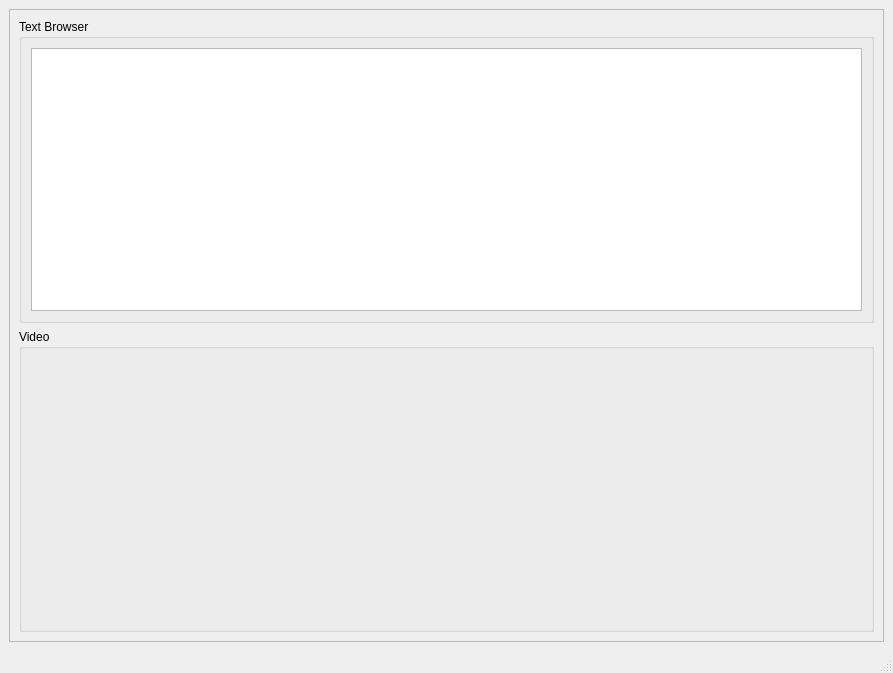
ShaneTWilliams/husky-rov, file ui/copilot_terminal.ui: the form before one commit.
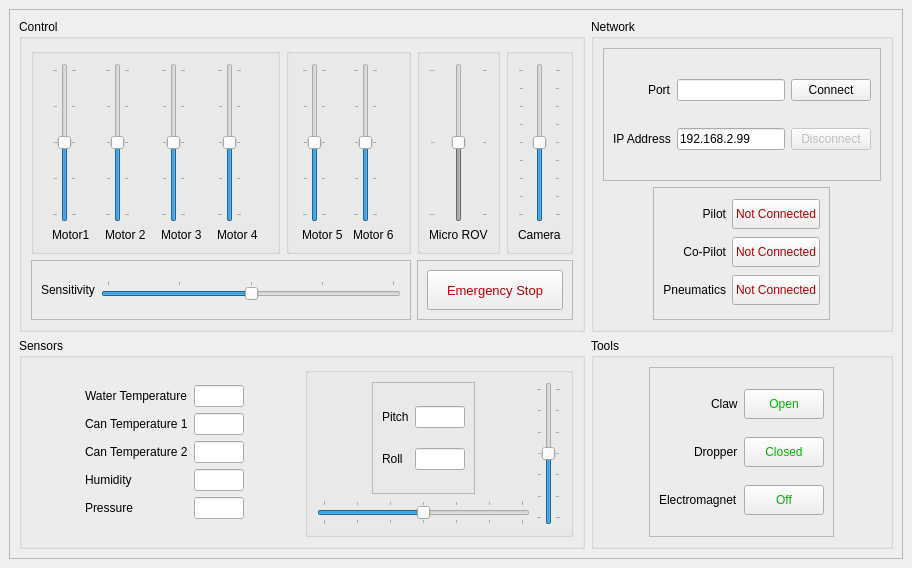
The form after the commit. Icons and pictures are not drawn.

What changed in the file:
```diff
--- a/ui/copilot_terminal.ui
+++ b/ui/copilot_terminal.ui
@@ -6,8 +6,8 @@
    <rect>
     <x>0</x>
     <y>0</y>
-    <width>893</width>
-    <height>673</height>
+    <width>912</width>
+    <height>568</height>
    </rect>
   </property>
   <property name="windowTitle">
@@ -15,7 +15,13 @@
   </property>
   <property name="windowIcon">
    <iconset>
-    <normaloff>../../../../.designer/images/husky.jpeg</normaloff>../../../../.designer/images/husky.jpeg</iconset>
+    <normaloff>husky.jpeg</normaloff>husky.jpeg</iconset>
+  </property>
+  <property name="layoutDirection">
+   <enum>Qt::LeftToRight</enum>
+  </property>
+  <property name="toolButtonStyle">
+   <enum>Qt::ToolButtonIconOnly</enum>
   </property>
   <property name="tabShape">
    <enum>QTabWidget::Rounded</enum>
@@ -30,60 +36,1067 @@
       <property name="frameShadow">
        <enum>QFrame::Raised</enum>
       </property>
-      <layout class="QGridLayout" name="gridLayout_3" rowstretch="1,1">
-       <item row="1" column="1">
-        <widget class="QGroupBox" name="groupBox">
+      <layout class="QGridLayout" name="gridLayout_2" rowstretch="3,0" columnstretch="2,0">
+       <item row="1" column="0">
+        <widget class="QGroupBox" name="groupBox_3">
          <property name="title">
-          <string>Video</string>
+          <string>Sensors</string>
          </property>
-         <layout class="QGridLayout" name="gridLayout_2" columnstretch="2,2,1">
+         <layout class="QGridLayout" name="gridLayout_10" columnstretch="1,1">
           <item row="0" column="1">
-           <widget class="QLabel" name="label_2">
-            <property name="sizePolicy">
-             <sizepolicy hsizetype="Fixed" vsizetype="Fixed">
-              <horstretch>0</horstretch>
-              <verstretch>0</verstretch>
-             </sizepolicy>
+           <widget class="QGroupBox" name="groupBox_4">
+            <property name="layoutDirection">
+             <enum>Qt::LeftToRight</enum>
             </property>
-            <property name="text">
+            <property name="title">
              <string/>
             </property>
+            <layout class="QGridLayout" name="gridLayout_11">
+             <item row="1" column="0">
+              <widget class="QSlider" name="hCamSlider">
+               <property name="enabled">
+                <bool>true</bool>
+               </property>
+               <property name="focusPolicy">
+                <enum>Qt::NoFocus</enum>
+               </property>
+               <property name="styleSheet">
+                <string notr="true"/>
+               </property>
+               <property name="minimum">
+                <number>-180</number>
+               </property>
+               <property name="maximum">
+                <number>180</number>
+               </property>
+               <property name="singleStep">
+                <number>1</number>
+               </property>
+               <property name="value">
+                <number>0</number>
+               </property>
+               <property name="orientation">
+                <enum>Qt::Horizontal</enum>
+               </property>
+               <property name="tickPosition">
+                <enum>QSlider::TicksBothSides</enum>
+               </property>
+               <property name="tickInterval">
+                <number>60</number>
+               </property>
+              </widget>
+             </item>
+             <item row="0" column="1" rowspan="2">
+              <widget class="QSlider" name="vCamSlider">
+               <property name="enabled">
+                <bool>true</bool>
+               </property>
+               <property name="focusPolicy">
+                <enum>Qt::NoFocus</enum>
+               </property>
+               <property name="layoutDirection">
+                <enum>Qt::LeftToRight</enum>
+               </property>
+               <property name="styleSheet">
+                <string notr="true"/>
+               </property>
+               <property name="minimum">
+                <number>-180</number>
+               </property>
+               <property name="maximum">
+                <number>180</number>
+               </property>
+               <property name="value">
+                <number>0</number>
+               </property>
+               <property name="orientation">
+                <enum>Qt::Vertical</enum>
+               </property>
+               <property name="tickPosition">
+                <enum>QSlider::TicksBothSides</enum>
+               </property>
+               <property name="tickInterval">
+                <number>60</number>
+               </property>
+              </widget>
+             </item>
+             <item row="0" column="0" alignment="Qt::AlignHCenter">
+              <widget class="QFrame" name="frame_7">
+               <property name="frameShape">
+                <enum>QFrame::StyledPanel</enum>
+               </property>
+               <property name="frameShadow">
+                <enum>QFrame::Raised</enum>
+               </property>
+               <layout class="QGridLayout" name="gridLayout_13">
+                <item row="0" column="0">
+                 <widget class="QLabel" name="label_18">
+                  <property name="text">
+                   <string>Pitch</string>
+                  </property>
+                 </widget>
+                </item>
+                <item row="0" column="1">
+                 <widget class="QLineEdit" name="lineEdit_8">
+                  <property name="maximumSize">
+                   <size>
+                    <width>50</width>
+                    <height>16777215</height>
+                   </size>
+                  </property>
+                  <property name="focusPolicy">
+                   <enum>Qt::NoFocus</enum>
+                  </property>
+                 </widget>
+                </item>
+                <item row="1" column="0">
+                 <widget class="QLabel" name="label_19">
+                  <property name="text">
+                   <string>Roll</string>
+                  </property>
+                 </widget>
+                </item>
+                <item row="1" column="1">
+                 <widget class="QLineEdit" name="lineEdit_9">
+                  <property name="maximumSize">
+                   <size>
+                    <width>50</width>
+                    <height>16777215</height>
+                   </size>
+                  </property>
+                  <property name="focusPolicy">
+                   <enum>Qt::NoFocus</enum>
+                  </property>
+                 </widget>
+                </item>
+               </layout>
+              </widget>
+             </item>
+            </layout>
            </widget>
           </item>
           <item row="0" column="0">
-           <widget class="QLabel" name="label">
+           <widget class="QFrame" name="frame_4">
+            <layout class="QGridLayout" name="gridLayout_15">
+             <item row="0" column="0" alignment="Qt::AlignHCenter">
+              <widget class="QFrame" name="frame_6">
+               <layout class="QGridLayout" name="gridLayout_14">
+                <item row="0" column="0">
+                 <widget class="QLabel" name="label_20">
+                  <property name="text">
+                   <string>Water Temperature</string>
+                  </property>
+                 </widget>
+                </item>
+                <item row="1" column="0">
+                 <widget class="QLabel" name="label_21">
+                  <property name="text">
+                   <string>Can Temperature 1</string>
+                  </property>
+                 </widget>
+                </item>
+                <item row="0" column="1">
+                 <widget class="QLineEdit" name="lineEdit_10">
+                  <property name="minimumSize">
+                   <size>
+                    <width>0</width>
+                    <height>0</height>
+                   </size>
+                  </property>
+                  <property name="maximumSize">
+                   <size>
+                    <width>50</width>
+                    <height>16777215</height>
+                   </size>
+                  </property>
+                  <property name="focusPolicy">
+                   <enum>Qt::NoFocus</enum>
+                  </property>
+                 </widget>
+                </item>
+                <item row="2" column="0">
+                 <widget class="QLabel" name="label_22">
+                  <property name="text">
+                   <string>Can Temperature 2</string>
+                  </property>
+                 </widget>
+                </item>
+                <item row="3" column="0">
+                 <widget class="QLabel" name="label_23">
+                  <property name="text">
+                   <string>Humidity</string>
+                  </property>
+                 </widget>
+                </item>
+                <item row="4" column="0">
+                 <widget class="QLabel" name="label_24">
+                  <property name="text">
+                   <string>Pressure</string>
+                  </property>
+                 </widget>
+                </item>
+                <item row="1" column="1">
+                 <widget class="QLineEdit" name="lineEdit_11">
+                  <property name="minimumSize">
+                   <size>
+                    <width>0</width>
+                    <height>0</height>
+                   </size>
+                  </property>
+                  <property name="maximumSize">
+                   <size>
+                    <width>50</width>
+                    <height>16777215</height>
+                   </size>
+                  </property>
+                  <property name="focusPolicy">
+                   <enum>Qt::NoFocus</enum>
+                  </property>
+                 </widget>
+                </item>
+                <item row="2" column="1">
+                 <widget class="QLineEdit" name="lineEdit_12">
+                  <property name="minimumSize">
+                   <size>
+                    <width>0</width>
+                    <height>0</height>
+                   </size>
+                  </property>
+                  <property name="maximumSize">
+                   <size>
+                    <width>50</width>
+                    <height>16777215</height>
+                   </size>
+                  </property>
+                  <property name="focusPolicy">
+                   <enum>Qt::NoFocus</enum>
+                  </property>
+                 </widget>
+                </item>
+                <item row="3" column="1">
+                 <widget class="QLineEdit" name="lineEdit_13">
+                  <property name="minimumSize">
+                   <size>
+                    <width>0</width>
+                    <height>0</height>
+                   </size>
+                  </property>
+                  <property name="maximumSize">
+                   <size>
+                    <width>50</width>
+                    <height>16777215</height>
+                   </size>
+                  </property>
+                  <property name="focusPolicy">
+                   <enum>Qt::NoFocus</enum>
+                  </property>
+                 </widget>
+                </item>
+                <item row="4" column="1">
+                 <widget class="QLineEdit" name="lineEdit_14">
+                  <property name="minimumSize">
+                   <size>
+                    <width>0</width>
+                    <height>0</height>
+                   </size>
+                  </property>
+                  <property name="maximumSize">
+                   <size>
+                    <width>50</width>
+                    <height>16777215</height>
+                   </size>
+                  </property>
+                  <property name="focusPolicy">
+                   <enum>Qt::NoFocus</enum>
+                  </property>
+                 </widget>
+                </item>
+               </layout>
+              </widget>
+             </item>
+            </layout>
+           </widget>
+          </item>
+         </layout>
+        </widget>
+       </item>
+       <item row="0" column="0">
+        <widget class="QGroupBox" name="motorFrame">
+         <property name="title">
+          <string>Control</string>
+         </property>
+         <layout class="QGridLayout" name="gridLayout_3" rowstretch="0,0" columnstretch="6,3,1,1" rowminimumheight="0,0">
+          <item row="0" column="0">
+           <widget class="QGroupBox" name="horizontalFrame">
+            <property name="title">
+             <string/>
+            </property>
+            <layout class="QGridLayout" name="gridLayout_4">
+             <item row="1" column="4">
+              <widget class="QLabel" name="label_5">
+               <property name="text">
+                <string>Motor 4</string>
+               </property>
+              </widget>
+             </item>
+             <item row="1" column="3">
+              <widget class="QLabel" name="label_4">
+               <property name="text">
+                <string>Motor 3</string>
+               </property>
+              </widget>
+             </item>
+             <item row="0" column="4">
+              <widget class="QSlider" name="motorSlider_4">
+               <property name="enabled">
+                <bool>true</bool>
+               </property>
+               <property name="focusPolicy">
+                <enum>Qt::NoFocus</enum>
+               </property>
+               <property name="styleSheet">
+                <string notr="true"/>
+               </property>
+               <property name="minimum">
+                <number>1300</number>
+               </property>
+               <property name="maximum">
+                <number>1700</number>
+               </property>
+               <property name="value">
+                <number>1500</number>
+               </property>
+               <property name="orientation">
+                <enum>Qt::Vertical</enum>
+               </property>
+               <property name="tickPosition">
+                <enum>QSlider::TicksBothSides</enum>
+               </property>
+               <property name="tickInterval">
+                <number>100</number>
+               </property>
+              </widget>
+             </item>
+             <item row="0" column="0">
+              <widget class="QSlider" name="motorSlider_1">
+               <property name="enabled">
+                <bool>true</bool>
+               </property>
+               <property name="focusPolicy">
+                <enum>Qt::NoFocus</enum>
+               </property>
+               <property name="layoutDirection">
+                <enum>Qt::LeftToRight</enum>
+               </property>
+               <property name="styleSheet">
+                <string notr="true"/>
+               </property>
+               <property name="minimum">
+                <number>1300</number>
+               </property>
+               <property name="maximum">
+                <number>1700</number>
+               </property>
+               <property name="value">
+                <number>1500</number>
+               </property>
+               <property name="orientation">
+                <enum>Qt::Vertical</enum>
+               </property>
+               <property name="tickPosition">
+                <enum>QSlider::TicksBothSides</enum>
+               </property>
+               <property name="tickInterval">
+                <number>100</number>
+               </property>
+              </widget>
+             </item>
+             <item row="0" column="2">
+              <widget class="QSlider" name="motorSlider_2">
+               <property name="enabled">
+                <bool>true</bool>
+               </property>
+               <property name="focusPolicy">
+                <enum>Qt::NoFocus</enum>
+               </property>
+               <property name="styleSheet">
+                <string notr="true"/>
+               </property>
+               <property name="minimum">
+                <number>1300</number>
+               </property>
+               <property name="maximum">
+                <number>1700</number>
+               </property>
+               <property name="value">
+                <number>1500</number>
+               </property>
+               <property name="orientation">
+                <enum>Qt::Vertical</enum>
+               </property>
+               <property name="tickPosition">
+                <enum>QSlider::TicksBothSides</enum>
+               </property>
+               <property name="tickInterval">
+                <number>100</number>
+               </property>
+              </widget>
+             </item>
+             <item row="0" column="3">
+              <widget class="QSlider" name="motorSlider_3">
+               <property name="enabled">
+                <bool>true</bool>
+               </property>
+               <property name="focusPolicy">
+                <enum>Qt::NoFocus</enum>
+               </property>
+               <property name="styleSheet">
+                <string notr="true"/>
+               </property>
+               <property name="minimum">
+                <number>1300</number>
+               </property>
+               <property name="maximum">
+                <number>1700</number>
+               </property>
+               <property name="value">
+                <number>1500</number>
+               </property>
+               <property name="orientation">
+                <enum>Qt::Vertical</enum>
+               </property>
+               <property name="tickPosition">
+                <enum>QSlider::TicksBothSides</enum>
+               </property>
+               <property name="tickInterval">
+                <number>100</number>
+               </property>
+              </widget>
+             </item>
+             <item row="1" column="2">
+              <widget class="QLabel" name="label_3">
+               <property name="text">
+                <string>Motor 2</string>
+               </property>
+              </widget>
+             </item>
+             <item row="1" column="0">
+              <widget class="QLabel" name="label_2">
+               <property name="text">
+                <string>Motor1</string>
+               </property>
+               <property name="alignment">
+                <set>Qt::AlignLeading|Qt::AlignLeft|Qt::AlignVCenter</set>
+               </property>
+              </widget>
+             </item>
+            </layout>
+           </widget>
+          </item>
+          <item row="0" column="1">
+           <widget class="QGroupBox" name="verticalFrame">
+            <property name="title">
+             <string/>
+            </property>
+            <layout class="QGridLayout" name="gridLayout_5">
+             <item row="0" column="0">
+              <widget class="QSlider" name="motorSlider_5">
+               <property name="enabled">
+                <bool>true</bool>
+               </property>
+               <property name="focusPolicy">
+                <enum>Qt::NoFocus</enum>
+               </property>
+               <property name="styleSheet">
+                <string notr="true"/>
+               </property>
+               <property name="minimum">
+                <number>1300</number>
+               </property>
+               <property name="maximum">
+                <number>1700</number>
+               </property>
+               <property name="value">
+                <number>1500</number>
+               </property>
+               <property name="orientation">
+                <enum>Qt::Vertical</enum>
+               </property>
+               <property name="tickPosition">
+                <enum>QSlider::TicksBothSides</enum>
+               </property>
+               <property name="tickInterval">
+                <number>100</number>
+               </property>
+              </widget>
+             </item>
+             <item row="1" column="0">
+              <widget class="QLabel" name="label_6">
+               <property name="text">
+                <string>Motor 5</string>
+               </property>
+              </widget>
+             </item>
+             <item row="1" column="1">
+              <widget class="QLabel" name="label_7">
+               <property name="text">
+                <string>Motor 6</string>
+               </property>
+              </widget>
+             </item>
+             <item row="0" column="1">
+              <widget class="QSlider" name="motorSlider_6">
+               <property name="enabled">
+                <bool>true</bool>
+               </property>
+               <property name="focusPolicy">
+                <enum>Qt::NoFocus</enum>
+               </property>
+               <property name="acceptDrops">
+                <bool>false</bool>
+               </property>
+               <property name="styleSheet">
+                <string notr="true"/>
+               </property>
+               <property name="minimum">
+                <number>1300</number>
+               </property>
+               <property name="maximum">
+                <number>1700</number>
+               </property>
+               <property name="value">
+                <number>1500</number>
+               </property>
+               <property name="orientation">
+                <enum>Qt::Vertical</enum>
+               </property>
+               <property name="tickPosition">
+                <enum>QSlider::TicksBothSides</enum>
+               </property>
+               <property name="tickInterval">
+                <number>100</number>
+               </property>
+              </widget>
+             </item>
+            </layout>
+           </widget>
+          </item>
+          <item row="0" column="3">
+           <widget class="QGroupBox" name="groupBox">
+            <property name="title">
+             <string/>
+            </property>
+            <property name="alignment">
+             <set>Qt::AlignLeading|Qt::AlignLeft|Qt::AlignVCenter</set>
+            </property>
+            <layout class="QGridLayout" name="gridLayout_6">
+             <item row="0" column="0">
+              <widget class="QSlider" name="motorSlider_7">
+               <property name="enabled">
+                <bool>true</bool>
+               </property>
+               <property name="sizePolicy">
+                <sizepolicy hsizetype="Expanding" vsizetype="Expanding">
+                 <horstretch>0</horstretch>
+                 <verstretch>0</verstretch>
+                </sizepolicy>
+               </property>
+               <property name="focusPolicy">
+                <enum>Qt::NoFocus</enum>
+               </property>
+               <property name="layoutDirection">
+                <enum>Qt::LeftToRight</enum>
+               </property>
+               <property name="styleSheet">
+                <string notr="true"/>
+               </property>
+               <property name="minimum">
+                <number>1000</number>
+               </property>
+               <property name="maximum">
+                <number>1800</number>
+               </property>
+               <property name="value">
+                <number>1400</number>
+               </property>
+               <property name="orientation">
+                <enum>Qt::Vertical</enum>
+               </property>
+               <property name="tickPosition">
+                <enum>QSlider::TicksBothSides</enum>
+               </property>
+               <property name="tickInterval">
+                <number>100</number>
+               </property>
+              </widget>
+             </item>
+             <item row="1" column="0">
+              <widget class="QLabel" name="label_14">
+               <property name="text">
+                <string>Camera</string>
+               </property>
+               <property name="scaledContents">
+                <bool>false</bool>
+               </property>
+              </widget>
+             </item>
+            </layout>
+           </widget>
+          </item>
+          <item row="1" column="0" colspan="2">
+           <widget class="QFrame" name="sensitivityFrame">
+            <property name="frameShape">
+             <enum>QFrame::StyledPanel</enum>
+            </property>
+            <property name="frameShadow">
+             <enum>QFrame::Raised</enum>
+            </property>
+            <layout class="QHBoxLayout" name="horizontalLayout">
+             <item>
+              <widget class="QLabel" name="label">
+               <property name="text">
+                <string>Sensitivity</string>
+               </property>
+              </widget>
+             </item>
+             <item>
+              <widget class="QSlider" name="sensitivitySlider">
+               <property name="enabled">
+                <bool>true</bool>
+               </property>
+               <property name="focusPolicy">
+                <enum>Qt::NoFocus</enum>
+               </property>
+               <property name="styleSheet">
+                <string notr="true"/>
+               </property>
+               <property name="minimum">
+                <number>1</number>
+               </property>
+               <property name="maximum">
+                <number>5</number>
+               </property>
+               <property name="value">
+                <number>3</number>
+               </property>
+               <property name="orientation">
+                <enum>Qt::Horizontal</enum>
+               </property>
+               <property name="tickPosition">
+                <enum>QSlider::TicksAbove</enum>
+               </property>
+               <property name="tickInterval">
+                <number>1</number>
+               </property>
+              </widget>
+             </item>
+            </layout>
+           </widget>
+          </item>
+          <item row="1" column="2" colspan="2">
+           <widget class="QFrame" name="frame_6">
+            <property name="frameShape">
+             <enum>QFrame::StyledPanel</enum>
+            </property>
+            <property name="frameShadow">
+             <enum>QFrame::Raised</enum>
+            </property>
+            <layout class="QHBoxLayout" name="horizontalLayout_2">
+             <item>
+              <widget class="QPushButton" name="pushButton_7">
+               <property name="minimumSize">
+                <size>
+                 <width>0</width>
+                 <height>40</height>
+                </size>
+               </property>
+               <property name="font">
+                <font>
+                 <family>MS Shell Dlg 2</family>
+                 <pointsize>10</pointsize>
+                </font>
+               </property>
+               <property name="focusPolicy">
+                <enum>Qt::NoFocus</enum>
+               </property>
+               <property name="styleSheet">
+                <string notr="true">QPushButton{color:rgb(180, 0, 0)}</string>
+               </property>
+               <property name="text">
+                <string>Emergency Stop</string>
+               </property>
+               <property name="iconSize">
+                <size>
+                 <width>16</width>
+                 <height>16</height>
+                </size>
+               </property>
+              </widget>
+             </item>
+            </layout>
+           </widget>
+          </item>
+          <item row="0" column="2">
+           <widget class="QGroupBox" name="uRovFrame">
             <property name="enabled">
              <bool>true</bool>
             </property>
             <property name="sizePolicy">
-             <sizepolicy hsizetype="Minimum" vsizetype="Minimum">
+             <sizepolicy hsizetype="MinimumExpanding" vsizetype="Preferred">
               <horstretch>0</horstretch>
               <verstretch>0</verstretch>
              </sizepolicy>
             </property>
-            <property name="text">
-             <string/>
+            <property name="layoutDirection">
+             <enum>Qt::LeftToRight</enum>
             </property>
-           </widget>
-          </item>
-          <item row="0" column="2">
-           <widget class="QLabel" name="label_3">
-            <property name="text">
+            <property name="title">
              <string/>
             </property>
+            <property name="alignment">
+             <set>Qt::AlignLeading|Qt::AlignLeft|Qt::AlignTop</set>
+            </property>
+            <layout class="QVBoxLayout" name="verticalLayout">
+             <item>
+              <widget class="QSlider" name="microMotorSlider">
+               <property name="enabled">
+                <bool>false</bool>
+               </property>
+               <property name="sizePolicy">
+                <sizepolicy hsizetype="Preferred" vsizetype="Expanding">
+                 <horstretch>0</horstretch>
+                 <verstretch>0</verstretch>
+                </sizepolicy>
+               </property>
+               <property name="focusPolicy">
+                <enum>Qt::NoFocus</enum>
+               </property>
+               <property name="acceptDrops">
+                <bool>false</bool>
+               </property>
+               <property name="layoutDirection">
+                <enum>Qt::LeftToRight</enum>
+               </property>
+               <property name="autoFillBackground">
+                <bool>false</bool>
+               </property>
+               <property name="styleSheet">
+                <string notr="true"/>
+               </property>
+               <property name="minimum">
+                <number>-1</number>
+               </property>
+               <property name="maximum">
+                <number>1</number>
+               </property>
+               <property name="value">
+                <number>0</number>
+               </property>
+               <property name="sliderPosition">
+                <number>0</number>
+               </property>
+               <property name="orientation">
+                <enum>Qt::Vertical</enum>
+               </property>
+               <property name="invertedAppearance">
+                <bool>false</bool>
+               </property>
+               <property name="tickPosition">
+                <enum>QSlider::TicksBothSides</enum>
+               </property>
+               <property name="tickInterval">
+                <number>1</number>
+               </property>
+              </widget>
+             </item>
+             <item>
+              <widget class="QLabel" name="label_13">
+               <property name="text">
+                <string>Micro ROV</string>
+               </property>
+              </widget>
+             </item>
+            </layout>
            </widget>
           </item>
          </layout>
         </widget>
        </item>
        <item row="0" column="1">
+        <widget class="QGroupBox" name="groupBox_4">
+         <property name="title">
+          <string>Network</string>
+         </property>
+         <layout class="QGridLayout" name="gridLayout_7" columnstretch="1,0,0">
+          <item row="1" column="0" colspan="3" alignment="Qt::AlignHCenter">
+           <widget class="QFrame" name="frame_3">
+            <property name="frameShape">
+             <enum>QFrame::StyledPanel</enum>
+            </property>
+            <property name="frameShadow">
+             <enum>QFrame::Raised</enum>
+            </property>
+            <layout class="QGridLayout" name="gridLayout_9">
+             <item row="1" column="0">
+              <widget class="QLabel" name="label_11">
+               <property name="layoutDirection">
+                <enum>Qt::LeftToRight</enum>
+               </property>
+               <property name="text">
+                <string>Co-Pilot</string>
+               </property>
+               <property name="alignment">
+                <set>Qt::AlignRight|Qt::AlignTrailing|Qt::AlignVCenter</set>
+               </property>
+              </widget>
+             </item>
+             <item row="1" column="1">
+              <widget class="QPushButton" name="pushButton_5">
+               <property name="minimumSize">
+                <size>
+                 <width>0</width>
+                 <height>30</height>
+                </size>
+               </property>
+               <property name="focusPolicy">
+                <enum>Qt::NoFocus</enum>
+               </property>
+               <property name="styleSheet">
+                <string notr="true">QPushButton{color:rgb(180, 0, 0)}</string>
+               </property>
+               <property name="text">
+                <string>Not Connected</string>
+               </property>
+              </widget>
+             </item>
+             <item row="2" column="0">
+              <widget class="QLabel" name="label_12">
+               <property name="layoutDirection">
+                <enum>Qt::LeftToRight</enum>
+               </property>
+               <property name="text">
+                <string>Pneumatics</string>
+               </property>
+               <property name="alignment">
+                <set>Qt::AlignRight|Qt::AlignTrailing|Qt::AlignVCenter</set>
+               </property>
+              </widget>
+             </item>
+             <item row="0" column="0">
+              <widget class="QLabel" name="label_10">
+               <property name="layoutDirection">
+                <enum>Qt::LeftToRight</enum>
+               </property>
+               <property name="text">
+                <string>Pilot</string>
+               </property>
+               <property name="alignment">
+                <set>Qt::AlignRight|Qt::AlignTrailing|Qt::AlignVCenter</set>
+               </property>
+              </widget>
+             </item>
+             <item row="0" column="1">
+              <widget class="QPushButton" name="pushButton_4">
+               <property name="minimumSize">
+                <size>
+                 <width>0</width>
+                 <height>30</height>
+                </size>
+               </property>
+               <property name="focusPolicy">
+                <enum>Qt::NoFocus</enum>
+               </property>
+               <property name="styleSheet">
+                <string notr="true">QPushButton{color:rgb(180, 0, 0)}</string>
+               </property>
+               <property name="text">
+                <string>Not Connected</string>
+               </property>
+              </widget>
+             </item>
+             <item row="2" column="1">
+              <widget class="QPushButton" name="pushButton_6">
+               <property name="minimumSize">
+                <size>
+                 <width>0</width>
+                 <height>30</height>
+                </size>
+               </property>
+               <property name="focusPolicy">
+                <enum>Qt::NoFocus</enum>
+               </property>
+               <property name="styleSheet">
+                <string notr="true">QPushButton{color:rgb(180, 0, 0)}</string>
+               </property>
+               <property name="text">
+                <string>Not Connected</string>
+               </property>
+              </widget>
+             </item>
+            </layout>
+           </widget>
+          </item>
+          <item row="0" column="0" colspan="3">
+           <widget class="QFrame" name="frame_2">
+            <property name="frameShape">
+             <enum>QFrame::StyledPanel</enum>
+            </property>
+            <property name="frameShadow">
+             <enum>QFrame::Raised</enum>
+            </property>
+            <layout class="QGridLayout" name="gridLayout_8">
+             <item row="0" column="0" alignment="Qt::AlignRight">
+              <widget class="QLabel" name="label_8">
+               <property name="text">
+                <string>Port</string>
+               </property>
+              </widget>
+             </item>
+             <item row="0" column="1">
+              <widget class="QLineEdit" name="lineEdit">
+               <property name="focusPolicy">
+                <enum>Qt::ClickFocus</enum>
+               </property>
+              </widget>
+             </item>
+             <item row="0" column="2">
+              <widget class="QPushButton" name="pushButton_2">
+               <property name="focusPolicy">
+                <enum>Qt::NoFocus</enum>
+               </property>
+               <property name="text">
+                <string>Connect</string>
+               </property>
+              </widget>
+             </item>
+             <item row="1" column="0">
+              <widget class="QLabel" name="label_9">
+               <property name="text">
+                <string>IP Address</string>
+               </property>
+              </widget>
+             </item>
+             <item row="1" column="1">
+              <widget class="QLineEdit" name="lineEdit_2">
+               <property name="enabled">
+                <bool>true</bool>
+               </property>
+               <property name="focusPolicy">
+                <enum>Qt::ClickFocus</enum>
+               </property>
+               <property name="text">
+                <string>192.168.2.99</string>
+               </property>
+               <property name="placeholderText">
+                <string comment="12345" extracomment="gdgdrg"/>
+               </property>
+              </widget>
+             </item>
+             <item row="1" column="2">
+              <widget class="QPushButton" name="pushButton_3">
+               <property name="enabled">
+                <bool>false</bool>
+               </property>
+               <property name="focusPolicy">
+                <enum>Qt::NoFocus</enum>
+               </property>
+               <property name="text">
+                <string>Disconnect</string>
+               </property>
+              </widget>
+             </item>
+            </layout>
+           </widget>
+          </item>
+         </layout>
+        </widget>
+       </item>
+       <item row="1" column="1">
         <widget class="QGroupBox" name="groupBox_2">
          <property name="title">
-          <string>Text Browser</string>
+          <string>Tools</string>
          </property>
-         <layout class="QGridLayout" name="gridLayout_4">
-          <item row="0" column="0">
-           <widget class="QTextBrowser" name="textBrowser"/>
+         <layout class="QGridLayout" name="gridLayout_12">
+          <item row="0" column="0" alignment="Qt::AlignHCenter">
+           <widget class="QFrame" name="frame_4">
+            <property name="frameShape">
+             <enum>QFrame::StyledPanel</enum>
+            </property>
+            <property name="frameShadow">
+             <enum>QFrame::Raised</enum>
+            </property>
+            <layout class="QGridLayout" name="gridLayout_16">
+             <item row="2" column="0" alignment="Qt::AlignRight">
+              <widget class="QLabel" name="label_15">
+               <property name="text">
+                <string>Electromagnet</string>
+               </property>
+              </widget>
+             </item>
+             <item row="0" column="0" alignment="Qt::AlignRight">
+              <widget class="QLabel" name="label_17">
+               <property name="text">
+                <string>Claw</string>
+               </property>
+              </widget>
+             </item>
+             <item row="1" column="0" alignment="Qt::AlignRight">
+              <widget class="QLabel" name="label_16">
+               <property name="text">
+                <string>Dropper</string>
+               </property>
+              </widget>
+             </item>
+             <item row="0" column="1">
+              <widget class="QPushButton" name="pushButton">
+               <property name="minimumSize">
+                <size>
+                 <width>0</width>
+                 <height>30</height>
+                </size>
+               </property>
+               <property name="styleSheet">
+                <string notr="true">color:rgb(0,180,0)</string>
+               </property>
+               <property name="text">
+                <string>Open</string>
+               </property>
+              </widget>
+             </item>
+             <item row="2" column="1">
+              <widget class="QPushButton" name="pushButton_9">
+               <property name="minimumSize">
+                <size>
+                 <width>0</width>
+                 <height>30</height>
+                </size>
+               </property>
+               <property name="styleSheet">
+                <string notr="true">color:rgb(0,180,0)</string>
+               </property>
+               <property name="text">
+                <string>Off</string>
+               </property>
+              </widget>
+             </item>
+             <item row="1" column="1">
+              <widget class="QPushButton" name="pushButton_8">
+               <property name="minimumSize">
+                <size>
+                 <width>0</width>
+                 <height>30</height>
+                </size>
+               </property>
+               <property name="styleSheet">
+                <string notr="true">color:rgb(0,180,0)</string>
+               </property>
+               <property name="text">
+                <string>Closed</string>
+               </property>
+              </widget>
+             </item>
+            </layout>
+           </widget>
           </item>
          </layout>
         </widget>
@@ -93,7 +1106,6 @@
     </item>
    </layout>
   </widget>
-  <widget class="QStatusBar" name="statusbar"/>
  </widget>
  <resources/>
  <connections/>
```
Left out of the diff: 5 changed lines with no effect on the pictures.
